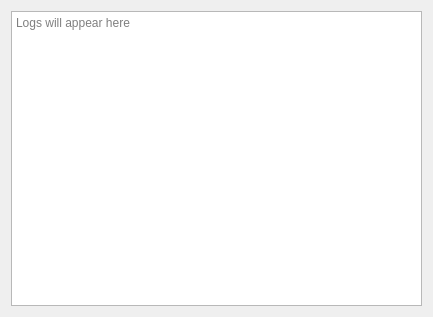
Old version of the form RobotControl/logwidget.ui in the repository Haellsigh/Impression3D.
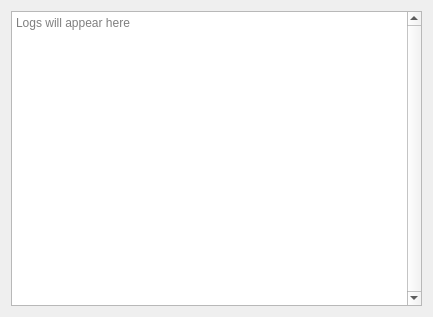
New version of the form.

Diff of the .ui file:
```diff
--- a/RobotControl/logwidget.ui
+++ b/RobotControl/logwidget.ui
@@ -16,6 +16,9 @@
   <layout class="QGridLayout" name="gridLayout">
    <item row="0" column="0">
     <widget class="QPlainTextEdit" name="logText">
+     <property name="verticalScrollBarPolicy">
+      <enum>Qt::ScrollBarAlwaysOn</enum>
+     </property>
      <property name="readOnly">
       <bool>true</bool>
      </property>
```
